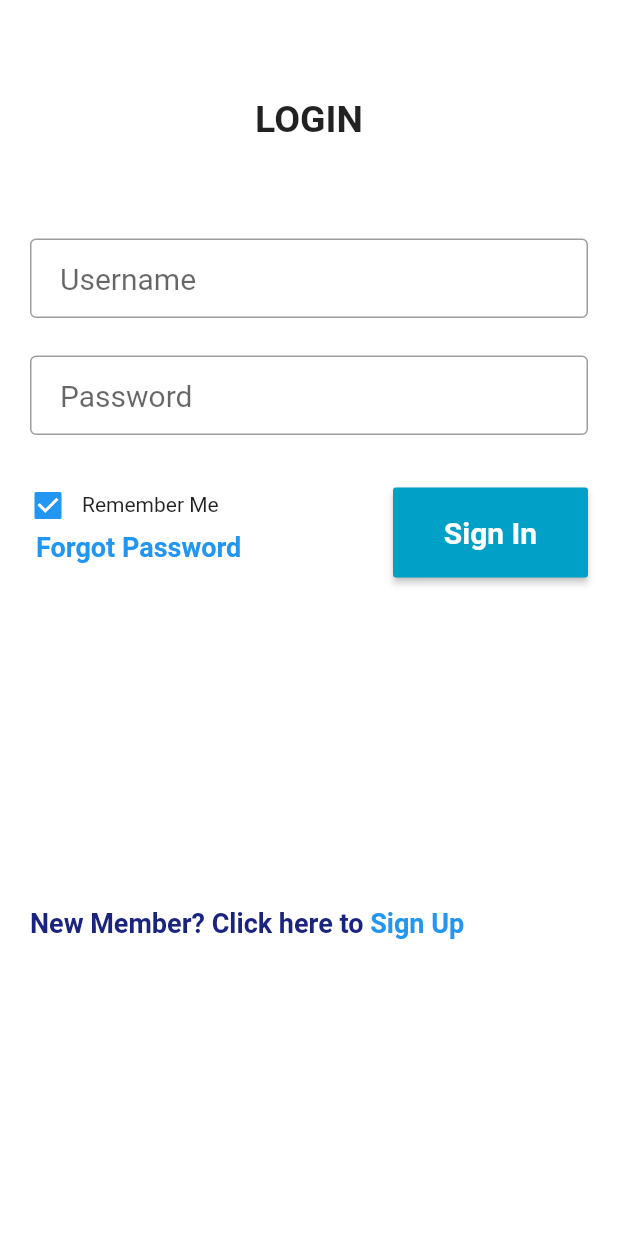
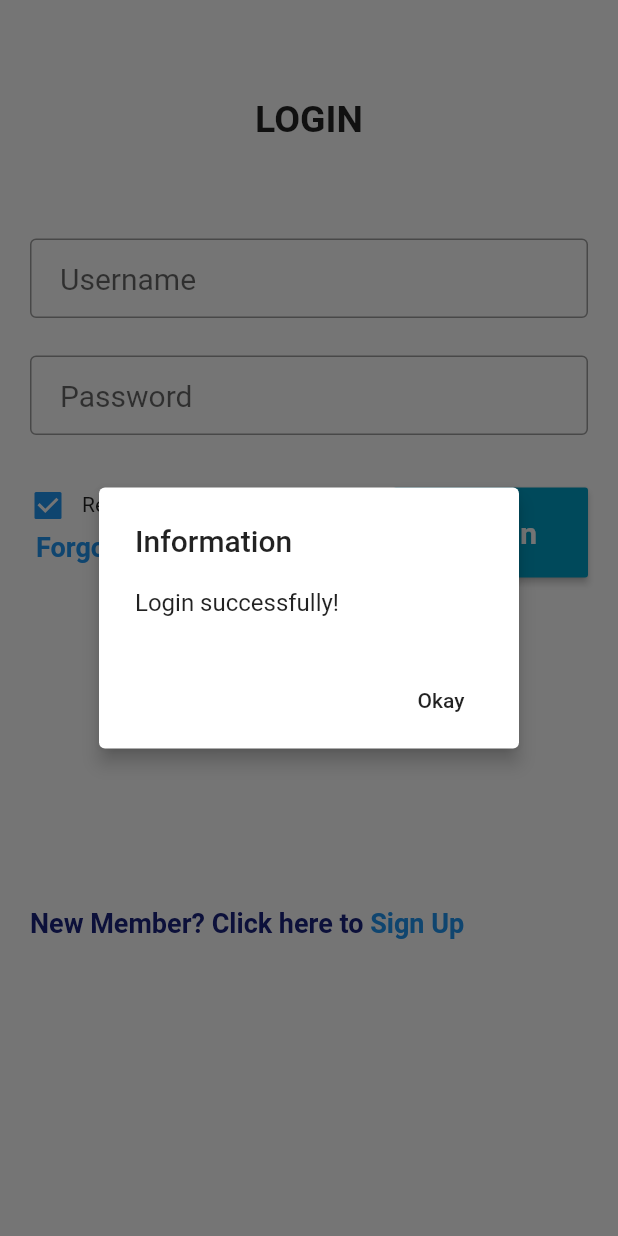
Before and after one commit to carsonleeeee/mypetcare_frontend, a Flutter app: the screen it shows after launch, after a tap on "Sign In", on a phone screen of 412 x 824 dp. Run offline on Flutter 3.47's test engine with Material 2 defaults, Android fonts, the phone set to English and light mode, and no system bars; Roboto replaces fonts that are missing (Montserrat).

Commit message:
Add alert dialog

```diff
--- a/lib/main.dart
+++ b/lib/main.dart
@@ -3,6 +3,29 @@ import 'dart:async';
 
 void main() {
   runApp(MyApp());
+}
+
+alertDialog(BuildContext context,type,msg) {
+  // This is the ok button
+  Widget ok = FlatButton(
+    child: Text("Okay"),
+    onPressed: () {Navigator.of(context, rootNavigator: true).pop('dialog');},
+  );
+  // show the alert dialog
+  showDialog(
+    context: context,
+    builder: (BuildContext context) {
+    return AlertDialog(
+    title: Text(type),
+    content: Text(msg),
+    actions: [
+      ok,
+    ],
+    elevation: 5,
+
+  );
+    },
+  );
 }
 
 class Home extends StatefulWidget {
@@ -111,6 +134,7 @@ class _MyHomePageState extends State<MyHomePage> {
         color: Color(0xff01A0C7),
         child: Text("Sign In", textAlign: TextAlign.center, style: style.copyWith(color: Colors.white, fontWeight: FontWeight.bold)),
         onPressed: () {
+          alertDialog(context,'Information','Login successfully!');
         },
     );
 
```
